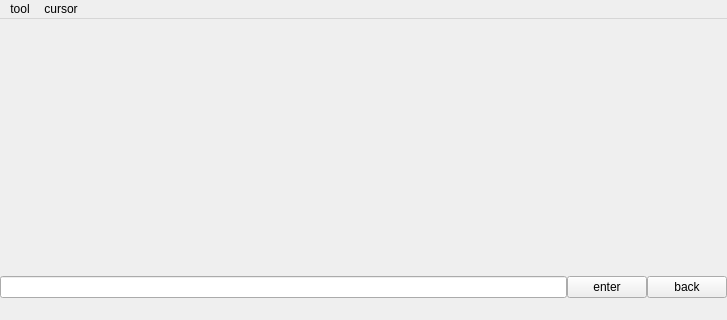
Old version of the form mainwindow.ui in the repository hungjie/webview; both pictures show x 0 to 727 and y 0 to 320 of the 727 by 578 pixel window.
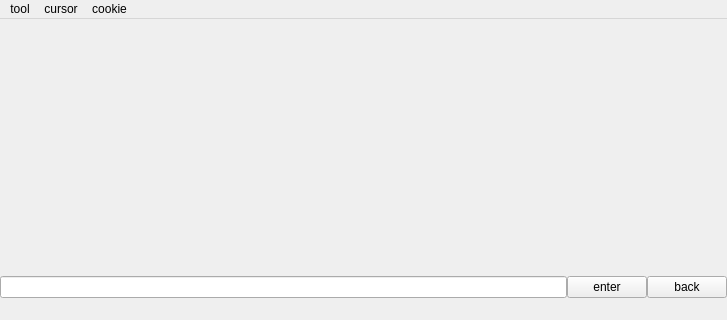
New version of the form.

Commit message: add cookie save && load

Patch:
```diff
--- a/mainwindow.ui
+++ b/mainwindow.ui
@@ -89,8 +89,16 @@
     <addaction name="actionMovetoweb"/>
     <addaction name="actionTimer"/>
    </widget>
+   <widget class="QMenu" name="menuCookie">
+    <property name="title">
+     <string>cookie</string>
+    </property>
+    <addaction name="actionGetcookie"/>
+    <addaction name="actionSavecookie"/>
+   </widget>
    <addaction name="menuTool"/>
    <addaction name="menuCursor"/>
+   <addaction name="menuCookie"/>
   </widget>
   <widget class="QStatusBar" name="statusBar"/>
   <action name="actionHighlight_links">
```
Left out of the diff: 10 changed lines with no effect on the pictures. The commit also changes 5 other files.
